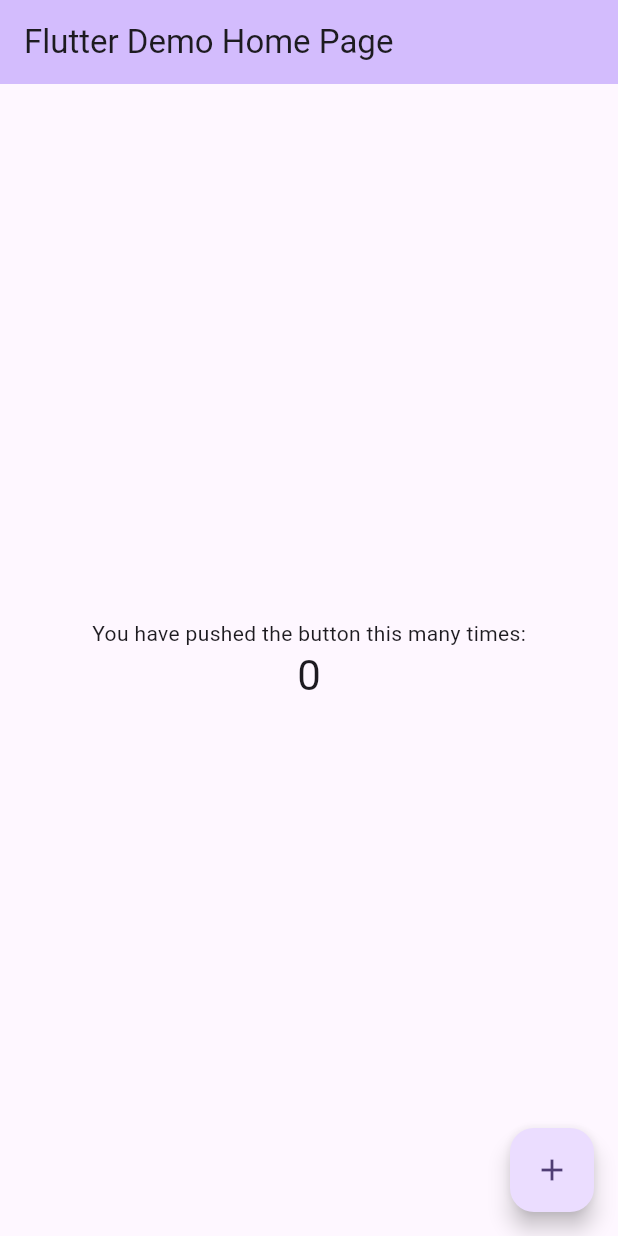
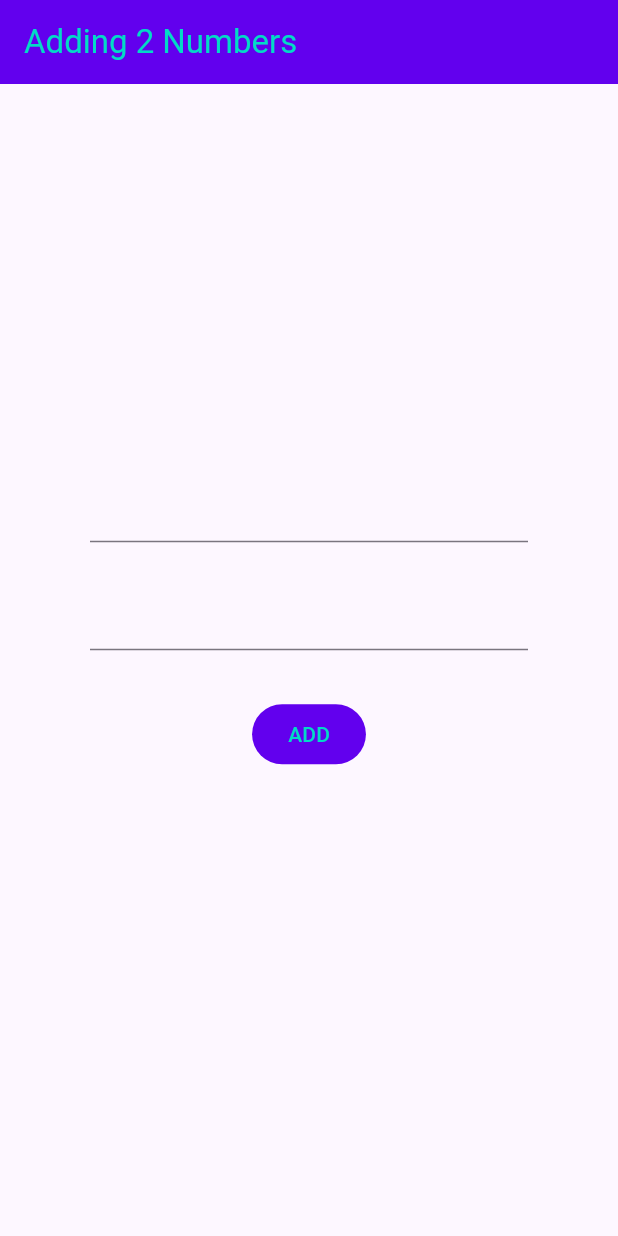
Before and after one commit to ecachuu/ITT550_IndividualAssignment_flutter, a Flutter app: the screen it shows after launch, on a phone screen of 412 x 824 dp. Run offline on Flutter 3.47's test engine with Material 3 defaults, Android fonts, the phone set to English and light mode, and no system bars.

Commit message:
try test commit icon

```diff
--- a/lib/main.dart
+++ b/lib/main.dart
@@ -4,48 +4,40 @@ void main() {
   runApp(const MyApp());
 }
 
+class AppColors{
+  static const Color colorPrimary = Color(0xFF6200EE);
+  static const Color colorOnPrimary = Color(0xFF03DAC6);
+}
+
+
 class MyApp extends StatelessWidget {
   const MyApp({super.key});
 
-  // This widget is the root of your application.
   @override
   Widget build(BuildContext context) {
     return MaterialApp(
-      title: 'Flutter Demo',
+      title: 'Lab5',
       theme: ThemeData(
-        // This is the theme of your application.
-        //
-        // TRY THIS: Try running your application with "flutter run". You'll see
-        // the application has a purple toolbar. Then, without quitting the app,
-        // try changing the seedColor in the colorScheme below to Colors.green
-        // and then invoke "hot reload" (save your changes or press the "hot
-        // reload" button in a Flutter-supported IDE, or press "r" if you used
-        // the command line to start the app).
-        //
-        // Notice that the counter didn't reset back to zero; the application
-        // state is not lost during the reload. To reset the state, use hot
-        // restart instead.
-        //
-        // This works for code too, not just values: Most code changes can be
-        // tested with just a hot reload.
-        colorScheme: .fromSeed(seedColor: Colors.deepPurple),
+        useMaterial3: true,
+        colorScheme: ColorScheme.fromSeed(
+          seedColor: AppColors.colorPrimary,
+        ).copyWith(
+          primary: AppColors.colorPrimary,
+          onPrimary: AppColors.colorOnPrimary,
         ),
-      home: const MyHomePage(title: 'Flutter Demo Home Page'),
+      ),
+      home: const MyHomePage(
+        title: 'Adding 2 Numbers',
+      ),
     );
   }
 }
 
 class MyHomePage extends StatefulWidget {
-  const MyHomePage({super.key, required this.title});
-
-  // This widget is the home page of your application. It is stateful, meaning
-  // that it has a State object (defined below) that contains fields that affect
-  // how it looks.
-
-  // This class is the configuration for the state. It holds the values (in this
-  // case the title) provided by the parent (in this case the App widget) and
-  // used by the build method of the State. Fields in a Widget subclass are
-  // always marked "final".
+  const MyHomePage({
+    super.key,
+    required this.title,
+  });
 
   final String title;
 
@@ -54,68 +46,92 @@ class MyHomePage extends StatefulWidget {
 }
 
 class _MyHomePageState extends State<MyHomePage> {
-  int _counter = 0;
+  final TextEditingController num1Controller =
+      TextEditingController();
 
-  void _incrementCounter() {
-    setState(() {
-      // This call to setState tells the Flutter framework that something has
-      // changed in this State, which causes it to rerun the build method below
-      // so that the display can reflect the updated values. If we changed
-      // _counter without calling setState(), then the build method would not be
-      // called again, and so nothing would appear to happen.
-      _counter++;
-    });
+  final TextEditingController num2Controller =
+      TextEditingController();
+
+  String result = '';
+
+  @override
+  void dispose() {
+    num1Controller.dispose();
+    num2Controller.dispose();
+    super.dispose();
+  }
+
+  void addNumbers() {
+    // tryParse() returns null instead of throwing (see Lab 4)
+
+    final int? a =
+        int.tryParse(num1Controller.text.trim());
+
+    final int? b =
+        int.tryParse(num2Controller.text.trim());
+
+    if (a == null || b == null) {
+      setState(
+        () => result =
+            'Please enter two whole numbers.',
+      );
+      return;
+    }
+
+    setState(
+      () => result = 'Result: ${a + b}',
+    );
   }
 
   @override
   Widget build(BuildContext context) {
-    // This method is rerun every time setState is called, for instance as done
-    // by the _incrementCounter method above.
-    //
-    // The Flutter framework has been optimized to make rerunning build methods
-    // fast, so that you can just rebuild anything that needs updating rather
-    // than having to individually change instances of widgets.
     return Scaffold(
       appBar: AppBar(
-        // TRY THIS: Try changing the color here to a specific color (to
-        // Colors.amber, perhaps?) and trigger a hot reload to see the AppBar
-        // change color while the other colors stay the same.
-        backgroundColor: Theme.of(context).colorScheme.inversePrimary,
-        // Here we take the value from the MyHomePage object that was created by
-        // the App.build method, and use it to set our appbar title.
         title: Text(widget.title),
+        backgroundColor: Theme.of(context).colorScheme.primary,
+        foregroundColor: Theme.of(context).colorScheme.onPrimary,
       ),
       body: Center(
-        // Center is a layout widget. It takes a single child and positions it
-        // in the middle of the parent.
+        child: Padding(
+          padding: const EdgeInsets.symmetric(
+            horizontal: 60,
+          ),
           child: Column(
-          // Column is also a layout widget. It takes a list of children and
-          // arranges them vertically. By default, it sizes itself to fit its
-          // children horizontally, and tries to be as tall as its parent.
-          //
-          // Column has various properties to control how it sizes itself and
-          // how it positions its children. Here we use mainAxisAlignment to
-          // center the children vertically; the main axis here is the vertical
-          // axis because Columns are vertical (the cross axis would be
-          // horizontal).
-          //
-          // TRY THIS: Invoke "debug painting" (choose the "Toggle Debug Paint"
-          // action in the IDE, or press "p" in the console), to see the
-          // wireframe for each widget.
             mainAxisAlignment: .center,
             children: [
-            const Text('You have pushed the button this many times:'),
-            Text(
-              '$_counter',
-              style: Theme.of(context).textTheme.headlineMedium,
+              TextField(
+                controller: num1Controller,
+                keyboardType:
+                    TextInputType.number,
               ),
+
+              const SizedBox(
+                height: 24,
+              ),
+
+              TextField(
+                controller: num2Controller,
+                keyboardType:
+                    TextInputType.number,
+              ),
+
+              const SizedBox(
+                height: 32,
+              ),
+
+              FilledButton(
+                onPressed: addNumbers,
+                child: const Text('ADD'),
+              ),
+
+              const SizedBox(
+                height: 32,
+              ),
+
+              Text(result),
             ],
           ),
         ),
-      floatingActionButton: FloatingActionButton(
-        onPressed: _incrementCounter,
-        tooltip: 'Increment',
-        child: const Icon(Icons.add),
       ),
     );
   }
```
Also changed, not shown: pubspec.yaml (+9 -1 lines), pubspec.lock. Lines whose indentation alone changed are shown as unchanged.
